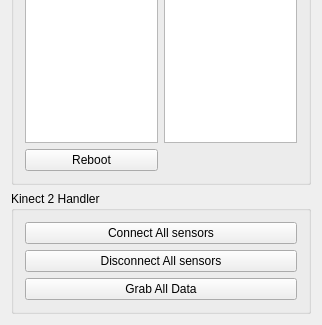
The window that ClientWidget.ui (SilvioGiancola/Kinect2TCPIP) describes before a commit, drawn with Qt 5; both pictures show x 0 to 322 and y 195 to 520 of the 322 by 520 pixel window.
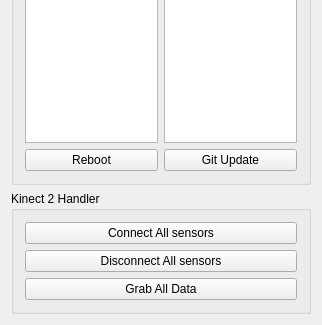
The same window after the commit.

What changed in the file:
```diff
--- a/ClientWidget.ui
+++ b/ClientWidget.ui
@@ -96,6 +96,13 @@
         </property>
        </widget>
       </item>
+      <item row="6" column="1">
+       <widget class="QPushButton" name="pushButton_GitUpdate">
+        <property name="text">
+         <string>Git Update</string>
+        </property>
+       </widget>
+      </item>
      </layout>
     </widget>
    </item>
```
